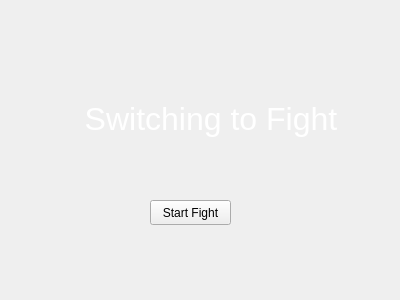
Old version of the form view2D/SwitchingWindowInfo.ui in the repository tglane/asteroids.
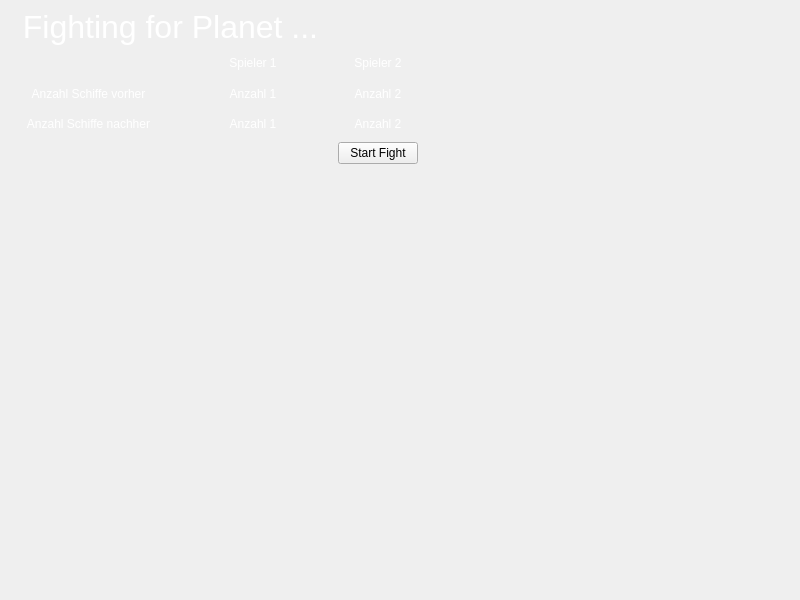
New version of the form.

Commit message: Added Layout to SwitchingWindow

Diff of the .ui file:
```diff
--- a/view2D/SwitchingWindowInfo.ui
+++ b/view2D/SwitchingWindowInfo.ui
@@ -6,8 +6,8 @@
    <rect>
     <x>0</x>
     <y>0</y>
-    <width>400</width>
-    <height>300</height>
+    <width>800</width>
+    <height>600</height>
    </rect>
   </property>
   <property name="sizePolicy">
@@ -22,48 +22,212 @@
   <property name="layoutDirection">
    <enum>Qt::LeftToRight</enum>
   </property>
-  <widget class="QLabel" name="Info">
+  <widget class="QWidget" name="widget" native="true">
    <property name="geometry">
     <rect>
-     <x>80</x>
-     <y>100</y>
-     <width>262</width>
-     <height>37</height>
+     <x>9</x>
+     <y>9</y>
+     <width>409</width>
+     <height>155</height>
     </rect>
    </property>
-   <property name="font">
-    <font>
-     <pointsize>24</pointsize>
-    </font>
-   </property>
-   <property name="styleSheet">
-    <string notr="true">color: white</string>
-   </property>
-   <property name="text">
-    <string>Switching to Fight</string>
-   </property>
-   <property name="alignment">
-    <set>Qt::AlignCenter</set>
-   </property>
-  </widget>
-  <widget class="QPushButton" name="StartFightButton">
-   <property name="geometry">
-    <rect>
-     <x>150</x>
-     <y>200</y>
-     <width>81</width>
-     <height>25</height>
-    </rect>
-   </property>
-   <property name="sizePolicy">
-    <sizepolicy hsizetype="Fixed" vsizetype="Fixed">
-     <horstretch>0</horstretch>
-     <verstretch>0</verstretch>
-    </sizepolicy>
-   </property>
-   <property name="text">
-    <string>Start Fight</string>
-   </property>
+   <layout class="QGridLayout" name="gridLayout">
+    <item row="0" column="0" colspan="2">
+     <widget class="QLabel" name="Info">
+      <property name="maximumSize">
+       <size>
+        <width>500</width>
+        <height>100</height>
+       </size>
+      </property>
+      <property name="font">
+       <font>
+        <pointsize>24</pointsize>
+       </font>
+      </property>
+      <property name="styleSheet">
+       <string notr="true">color: white</string>
+      </property>
+      <property name="text">
+       <string>Fighting for Planet ...</string>
+      </property>
+      <property name="alignment">
+       <set>Qt::AlignCenter</set>
+      </property>
+     </widget>
+    </item>
+    <item row="1" column="1">
+     <widget class="QLabel" name="PlayerOne">
+      <property name="sizePolicy">
+       <sizepolicy hsizetype="Preferred" vsizetype="Preferred">
+        <horstretch>0</horstretch>
+        <verstretch>0</verstretch>
+       </sizepolicy>
+      </property>
+      <property name="maximumSize">
+       <size>
+        <width>200</width>
+        <height>30</height>
+       </size>
+      </property>
+      <property name="styleSheet">
+       <string notr="true">color: white</string>
+      </property>
+      <property name="text">
+       <string>Spieler 1</string>
+      </property>
+      <property name="alignment">
+       <set>Qt::AlignCenter</set>
+      </property>
+     </widget>
+    </item>
+    <item row="1" column="2">
+     <widget class="QLabel" name="PlayerTwo">
+      <property name="maximumSize">
+       <size>
+        <width>200</width>
+        <height>30</height>
+       </size>
+      </property>
+      <property name="styleSheet">
+       <string notr="true">color: white</string>
+      </property>
+      <property name="text">
+       <string>Spieler 2</string>
+      </property>
+      <property name="alignment">
+       <set>Qt::AlignCenter</set>
+      </property>
+     </widget>
+    </item>
+    <item row="2" column="0">
+     <widget class="QLabel" name="ShipCountLabel">
+      <property name="maximumSize">
+       <size>
+        <width>200</width>
+        <height>30</height>
+       </size>
+      </property>
+      <property name="styleSheet">
+       <string notr="true">color: white</string>
+      </property>
+      <property name="text">
+       <string>Anzahl Schiffe vorher</string>
+      </property>
+      <property name="alignment">
+       <set>Qt::AlignCenter</set>
+      </property>
+     </widget>
+    </item>
+    <item row="2" column="1">
+     <widget class="QLabel" name="ShipBeforeOne">
+      <property name="maximumSize">
+       <size>
+        <width>200</width>
+        <height>30</height>
+       </size>
+      </property>
+      <property name="styleSheet">
+       <string notr="true">color: white</string>
+      </property>
+      <property name="text">
+       <string>Anzahl 1</string>
+      </property>
+      <property name="alignment">
+       <set>Qt::AlignCenter</set>
+      </property>
+     </widget>
+    </item>
+    <item row="2" column="2">
+     <widget class="QLabel" name="ShipBeforeTwo">
+      <property name="maximumSize">
+       <size>
+        <width>200</width>
+        <height>30</height>
+       </size>
+      </property>
+      <property name="styleSheet">
+       <string notr="true">color: white</string>
+      </property>
+      <property name="text">
+       <string>Anzahl 2</string>
+      </property>
+      <property name="alignment">
+       <set>Qt::AlignCenter</set>
+      </property>
+     </widget>
+    </item>
+    <item row="3" column="0">
+     <widget class="QLabel" name="ShipsLostLabel">
+      <property name="maximumSize">
+       <size>
+        <width>200</width>
+        <height>16777215</height>
+       </size>
+      </property>
+      <property name="styleSheet">
+       <string notr="true">color: white</string>
+      </property>
+      <property name="text">
+       <string>Anzahl Schiffe nachher</string>
+      </property>
+      <property name="alignment">
+       <set>Qt::AlignCenter</set>
+      </property>
+     </widget>
+    </item>
+    <item row="3" column="1">
+     <widget class="QLabel" name="ShipAfterOne">
+      <property name="maximumSize">
+       <size>
+        <width>200</width>
+        <height>30</height>
+       </size>
+      </property>
+      <property name="styleSheet">
+       <string notr="true">color: white</string>
+      </property>
+      <property name="text">
+       <string>Anzahl 1</string>
+      </property>
+      <property name="alignment">
+       <set>Qt::AlignCenter</set>
+      </property>
+     </widget>
+    </item>
+    <item row="3" column="2">
+     <widget class="QLabel" name="ShipAfterTwo">
+      <property name="maximumSize">
+       <size>
+        <width>200</width>
+        <height>30</height>
+       </size>
+      </property>
+      <property name="styleSheet">
+       <string notr="true">color: white</string>
+      </property>
+      <property name="text">
+       <string>Anzahl 2</string>
+      </property>
+      <property name="alignment">
+       <set>Qt::AlignCenter</set>
+      </property>
+     </widget>
+    </item>
+    <item row="4" column="2">
+     <widget class="QPushButton" name="StartFightButton">
+      <property name="sizePolicy">
+       <sizepolicy hsizetype="Fixed" vsizetype="Fixed">
+        <horstretch>0</horstretch>
+        <verstretch>0</verstretch>
+       </sizepolicy>
+      </property>
+      <property name="text">
+       <string>Start Fight</string>
+      </property>
+     </widget>
+    </item>
+   </layout>
   </widget>
  </widget>
  <resources/>
```
The commit also changes 7 other files.
